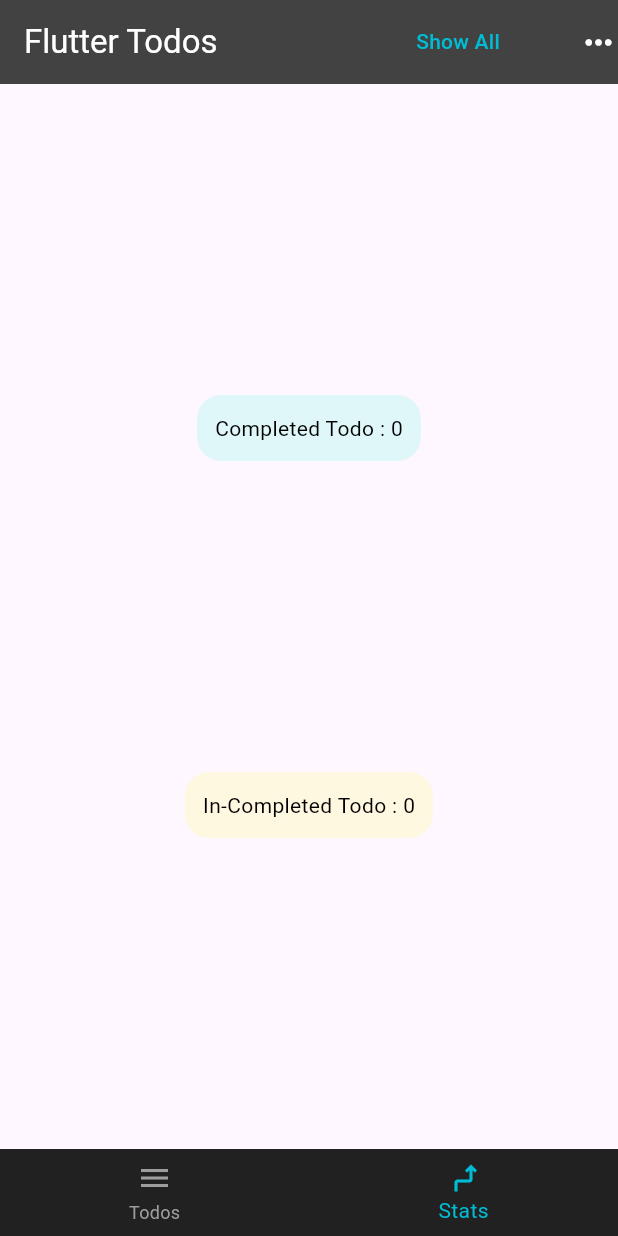
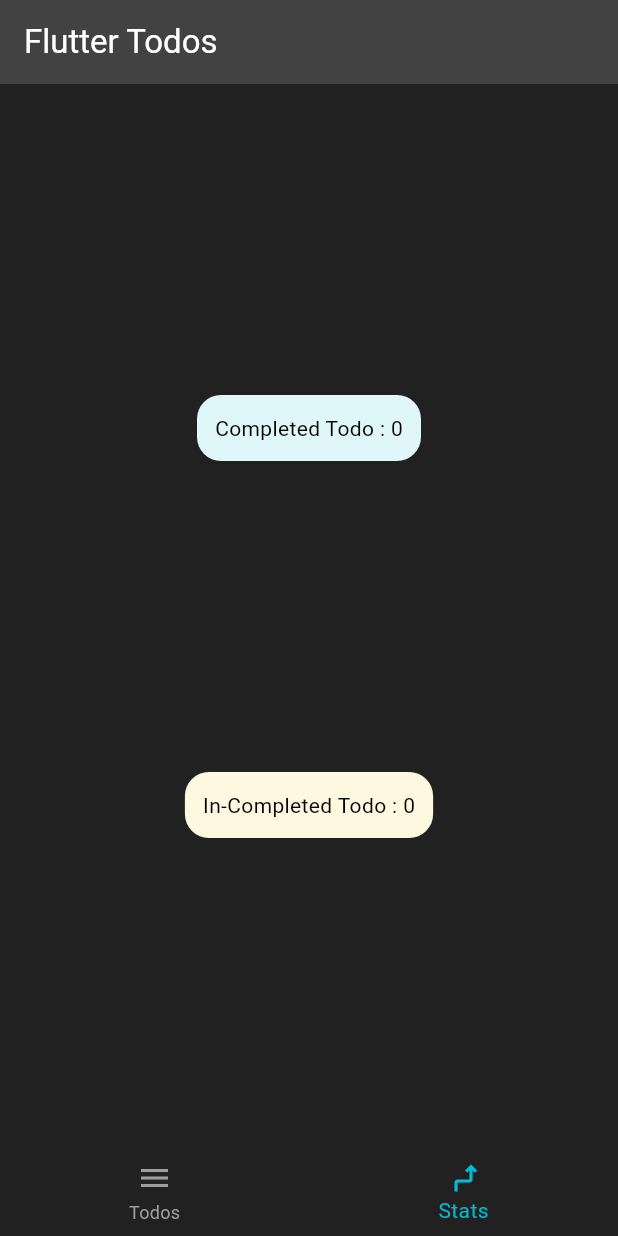
Before and after one commit to ianishthakur/Todos-App, a Flutter app: the screen it shows after launch, item 2 of the bottom bar chosen, on a phone screen of 412 x 824 dp. Run offline on Flutter 3.47's test engine with Material 3 defaults, Android fonts, the phone set to English and light mode, and no system bars; network calls fail.

Commit message:
refactor appbar

```diff
--- a/lib/home_page.dart
+++ b/lib/home_page.dart
@@ -11,20 +11,9 @@ class HomePage extends StatefulWidget {
 }
 
 class _HomePageState extends State<HomePage> {
-  // Initial Selected Value
-  String dropdownvalue = 'Show All';
-
-  // List of items in our dropdown menu
-  var items = [
-    'Show All',
-    'Show Active',
-    'Show Completed',
-  ];
-  List _pages = [
-    TodoPage(
-        selectedFilter:
-            'Show All'), // Initialize TodoPage with default filter value
-    StatsPage(),
+  final List _pages = [
+    const TodoPage(), // Initialize TodoPage with default filter value
+    const StatsPage(),
   ];
   int _currentPage = 0;
 
@@ -37,47 +26,6 @@ class _HomePageState extends State<HomePage> {
   @override
   Widget build(BuildContext context) {
     return Scaffold(
-      appBar: AppBar(
-        surfaceTintColor: Colors.transparent,
-        backgroundColor: Colors.grey.shade800,
-        title: const Text(
-          "Flutter Todos",
-          style: TextStyle(color: Colors.white),
-        ),
-        actions: [
-          DropdownButtonHideUnderline(
-            child: DropdownButton(
-              elevation: 0,
-              dropdownColor: Colors.grey.shade800,
-              iconDisabledColor: Colors.white,
-              iconEnabledColor: Colors.white,
-              icon: const Icon(Icons.more_horiz_outlined,
-                  color: Colors.white, size: 26),
-              items: items.map((String item) {
-                bool isSelected = item == dropdownvalue;
-                return DropdownMenuItem(
-                  value: item,
-                  child: Text(
-                    item,
-                    style: TextStyle(
-                      color: isSelected ? Colors.cyan : Colors.white,
-                      fontSize: 14,
-                    ),
-                  ),
-                );
-              }).toList(),
-              onChanged: (String? newValue) {
-                setState(() {
-                  dropdownvalue = newValue!;
-                  // Update the TodoPage with the new filter value
-                  _pages[0] = TodoPage(selectedFilter: dropdownvalue);
-                });
-              },
-              value: dropdownvalue,
-            ),
-          ),
-        ],
-      ),
       bottomNavigationBar: BottomNavigationBar(
         backgroundColor: Colors.black87,
         elevation: 0,
--- a/lib/stats_page.dart
+++ b/lib/stats_page.dart
@@ -62,7 +62,17 @@ class _StatsPageState extends State<StatsPage> {
 
   @override
   Widget build(BuildContext context) {
-    return _isLoading
+    return Scaffold(
+        backgroundColor: Colors.black87,
+        appBar: AppBar(
+          surfaceTintColor: Colors.transparent,
+          backgroundColor: Colors.grey.shade800,
+          title: const Text(
+            "Flutter Todos",
+            style: TextStyle(color: Colors.white),
+          ),
+        ),
+        body: _isLoading
             ? const Center(child: CircularProgressIndicator())
             : SizedBox(
                 width: double.infinity,
@@ -92,6 +102,6 @@ class _StatsPageState extends State<StatsPage> {
                     ),
                   ],
                 ),
-          );
+              ));
   }
 }
```
Also changed, not shown: lib/todo_page.dart (+84 -8 lines). Lines whose indentation alone changed are shown as unchanged.
